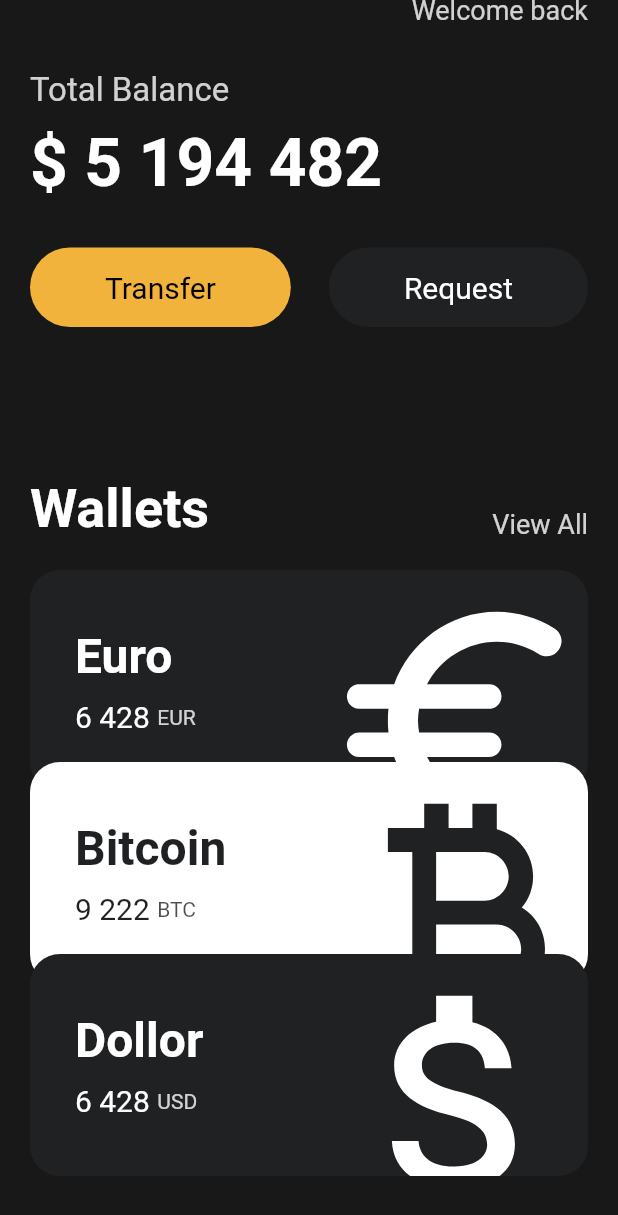
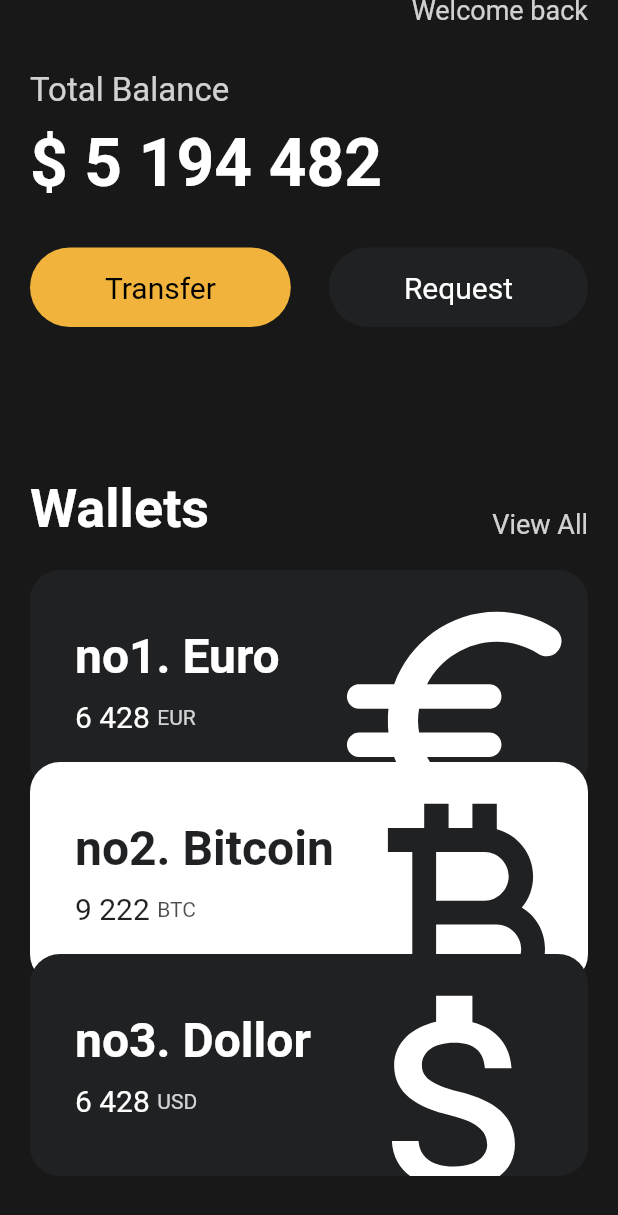
Before and after one commit to NewChoBo/toonflix, a Flutter app: the screen it shows after launch, scrolled down 107 dp, on a phone screen of 412 x 824 dp. Shown: the top 1215 px of the screen. Run offline on Flutter 3.47's test engine with Material 2 defaults, Android fonts, the phone set to English and light mode, and no system bars.

Commit message:
#3.9 Code Challenge (04:05)
코드챌린지. 위젯 밖에서 하던 동작 안으로 집어넣었음.

```diff
--- a/lib/main.dart
+++ b/lib/main.dart
@@ -9,6 +9,8 @@ void main() {
 class App extends StatelessWidget {
   @override
   Widget build(BuildContext context) {
+    var cardOrder = 1;
+
     return MaterialApp(
       home: Scaffold(
         backgroundColor: const Color(0xFF181818),
@@ -111,94 +113,29 @@ class App extends StatelessWidget {
                 const SizedBox(
                   height: 20,
                 ),
-                // Container(
-                //   clipBehavior: Clip.hardEdge,
-                //   decoration: BoxDecoration(
-                //     color: const Color(0xFF1F2123),
-                //     borderRadius: BorderRadius.circular(20),
-                //   ),
-                //   child: Padding(
-                //     padding: const EdgeInsets.all(30),
-                //     child: Row(
-                //       mainAxisAlignment: MainAxisAlignment.spaceBetween,
-                //       children: [
-                //         Column(
-                //           crossAxisAlignment: CrossAxisAlignment.start,
-                //           children: [
-                //             const Text(
-                //               'Euro',
-                //               style: TextStyle(
-                //                 color: Colors.white,
-                //                 fontSize: 32,
-                //                 fontWeight: FontWeight.w600,
-                //               ),
-                //             ),
-                //             const SizedBox(
-                //               height: 10,
-                //             ),
-                //             Row(
-                //               children: [
-                //                 const Text(
-                //                   '6 428 ',
-                //                   style: TextStyle(
-                //                     color: Colors.white,
-                //                     fontSize: 20,
-                //                   ),
-                //                 ),
-                //                 const SizedBox(
-                //                   width: 5,
-                //                 ),
-                //                 Text(
-                //                   'EUR',
-                //                   style: TextStyle(
-                //                     color: Colors.white.withOpacity(0.8),
-                //                   ),
-                //                 ),
-                //               ],
-                //             )
-                //           ],
-                //         ),
-                //         Transform.scale(
-                //           scale: 2.2,
-                //           child: Transform.translate(
-                //             offset: const Offset(-5, 12),
-                //             child: const Icon(
-                //               Icons.euro_rounded,
-                //               color: Colors.white,
-                //               size: 88,
-                //             ),
-                //           ),
-                //         )
-                //       ],
-                //     ),
-                //   ),
-                // ),
-                const CurrencyCard(
+                CurrencyCard(
                   name: 'Euro',
                   code: 'EUR',
                   amount: '6 428',
                   icon: Icons.euro_rounded,
                   isInverted: false,
+                  order: cardOrder++,
                 ),
-                Transform.translate(
-                  offset: const Offset(0, -20),
-                  child: const CurrencyCard(
+                CurrencyCard(
                   name: 'Bitcoin',
                   code: 'BTC',
                   amount: '9 222',
                   icon: Icons.currency_bitcoin,
                   isInverted: true,
+                  order: cardOrder++,
                 ),
-                ),
-                Transform.translate(
-                  offset: const Offset(0, -40),
-                  child: const CurrencyCard(
+                CurrencyCard(
                   name: 'Dollor',
                   code: 'USD',
                   amount: '6 428',
                   icon: Icons.attach_money_outlined,
                   isInverted: false,
-                  ),
+                  order: cardOrder++,
                 ),
               ],
             ),
--- a/lib/widgets/currency_card.dart
+++ b/lib/widgets/currency_card.dart
@@ -4,6 +4,7 @@ class CurrencyCard extends StatelessWidget {
   final String name, code, amount;
   final IconData icon;
   final bool isInverted;
+  final int order;
 
   final _blackColor = const Color(0xFF1F2123);
 
@@ -14,11 +15,16 @@ class CurrencyCard extends StatelessWidget {
     required this.amount,
     required this.icon,
     required this.isInverted,
+    required this.order,
   });
 
   @override
   Widget build(BuildContext context) {
-    return Container(
+    double offsetAmount = (order - 1) * -20;
+
+    return Transform.translate(
+      offset: Offset(0, offsetAmount),
+      child: Container(
         clipBehavior: Clip.hardEdge,
         decoration: BoxDecoration(
           color: isInverted ? Colors.white : _blackColor,
@@ -33,7 +39,7 @@ class CurrencyCard extends StatelessWidget {
                 crossAxisAlignment: CrossAxisAlignment.start,
                 children: [
                   Text(
-                  name,
+                    'no$order. $name',
                     style: TextStyle(
                       color: isInverted ? _blackColor : Colors.white,
                       fontSize: 32,
@@ -81,6 +87,7 @@ class CurrencyCard extends StatelessWidget {
             ],
           ),
         ),
+      ),
     );
   }
 }
```
Lines whose indentation alone changed are shown as unchanged.
